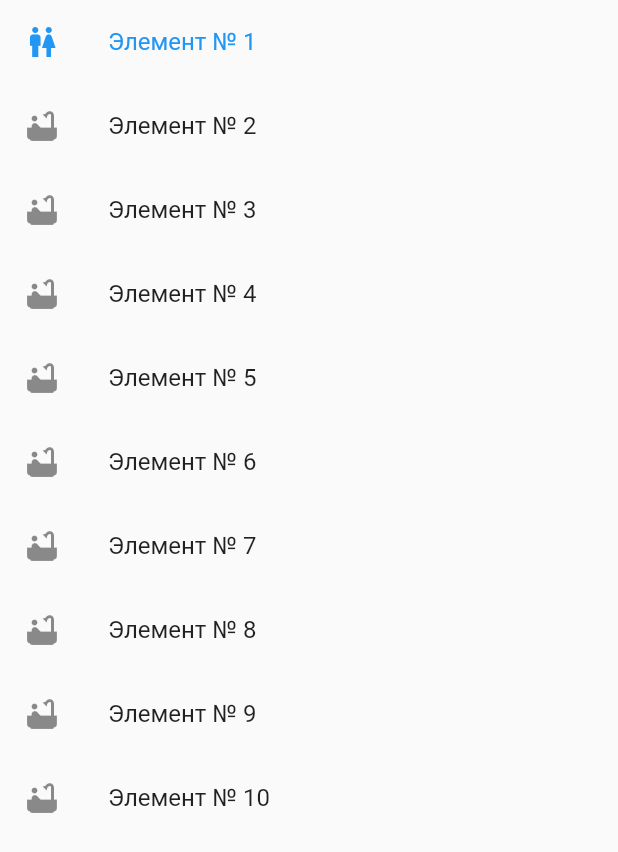
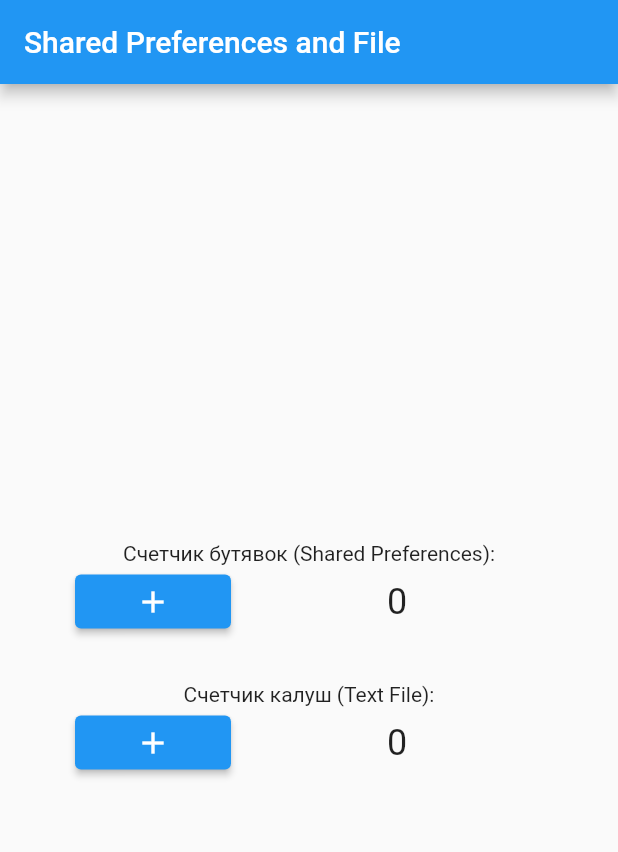
Before and after one commit to YriiBlackMsk/pizza-1, a Flutter app: the screen it shows after launch, on a phone screen of 412 x 824 dp. Shown: the top 852 px of the screen. Run offline on Flutter 3.47's test engine with Material 2 defaults, Android fonts, the phone set to English and light mode, and no system bars; our stand-ins replace shared_preferences, syncfusion_flutter_sliders; missing offline and left inert: sliding_switch.

Commit message:
Case 3.1 Ready

```diff
--- /dev/null
+++ b/lib/case-3-1-datasave.dart
@@ -0,0 +1,158 @@
+import 'dart:async';
+import 'package:flutter/material.dart';
+import 'package:shared_preferences/shared_preferences.dart';
+import 'package:path_provider/path_provider.dart';
+import 'dart:io';
+
+class MyDataApp extends StatelessWidget {
+  const MyDataApp({Key? key}) : super(key: key);
+
+  static const String myTitle = "Shared Preferences and File";
+
+  @override
+  Widget build(BuildContext context) {
+    return MaterialApp(
+      title: myTitle,
+      home: Scaffold(
+        body: MyStatefulDataWidget(title: myTitle, storage: CounterStorage()),
+      ),
+    );
+  }
+}
+
+class CounterStorage {
+  Future<String> get _localPath async {
+    final directory = await getApplicationDocumentsDirectory();
+    return directory.path;
+  }
+
+ Future<File> get _localFile async {
+    final path = await _localPath;
+    return File('$path/counter.txt');
+ }
+
+ Future<int> readCounter() async {
+    try{
+      final file = await _localFile;
+      final contents = await file.readAsString();
+      return int.parse(contents);
+    } catch(e) {
+      return 0;
+    }
+ }
+
+ Future<File> writeCounter(int counter) async {
+    final file = await _localFile;
+    return file.writeAsString('$counter');
+ }
+}
+
+class MyStatefulDataWidget extends StatefulWidget {
+  const MyStatefulDataWidget({Key? key, required this.title, required this.storage}) : super(key: key);
+
+  final String title;
+  final CounterStorage storage;
+
+  @override
+  _MyStatefulDataWidgetState createState() => _MyStatefulDataWidgetState();
+}
+
+class _MyStatefulDataWidgetState extends State<MyStatefulDataWidget> {
+  int _counter = 0; //Shared preferences counter
+  int _counter2 = 0; //File counter
+
+  @override
+  void initState() {
+    super.initState();
+    _loadCounter();
+    widget.storage.readCounter().then((int value) {
+      setState(() {
+        _counter2 = value;
+      });
+    });
+  }
+
+  void _loadCounter() async {
+    final prefs = await SharedPreferences.getInstance();
+    setState(() {
+      _counter = (prefs.getInt('counter') ?? 0);
+    });
+  }
+
+  void _incrementCounter() async {
+    final prefs = await SharedPreferences.getInstance();
+    setState(() {
+      _counter = (prefs.getInt('counter') ?? 0)+1;
+      prefs.setInt('counter', _counter);
+    });
+  }
+
+  Future<File> _incrementCounter2() {
+    setState(() {
+      _counter2++;
+    });
+    return widget.storage.writeCounter(_counter2);
+  }
+
+  @override
+  Widget build(BuildContext context) {
+    return Scaffold(
+      appBar: AppBar(
+        title: Text(widget.title),
+      ),
+      body: Container(
+        padding: const EdgeInsets.all(50),
+        child: Center(
+          child: Column(
+            mainAxisAlignment: MainAxisAlignment.center,
+            children: [
+              const Text("Счетчик бутявок (Shared Preferences):"),
+              Row(
+
+                children: [
+                  Expanded(
+                    flex: 1,
+                    child: ElevatedButton(
+                        onPressed: _incrementCounter,
+                        child: const Icon(Icons.add)
+                    ),
+                  ),
+                  const Expanded(
+                    flex: 1,
+                    child: SizedBox(),
+                  ),
+                  Expanded(
+                    flex: 1,
+                      child: Text('$_counter', style: Theme.of(context).textTheme.headline5)),
+                ],
+              ),
+              const SizedBox(
+                height: 30,
+              ),
+              const Text("Счетчик калуш (Text File):"),
+              Row(
+                children: [
+                  Expanded(
+                    flex: 1,
+                    child: ElevatedButton(
+                        onPressed: _incrementCounter2,
+                        child: const Icon(Icons.add)
+                    ),
+                  ),
+                  const Expanded(
+                    flex: 1,
+                    child: SizedBox(),
+                  ),
+                  Expanded(
+                      flex: 1,
+                      child: Text('$_counter2', style: Theme.of(context).textTheme.headline5)),
+
+                ],
+              ),
+            ],
+          ),
+        ),
+      ),
+    );
+  }
+}
--- a/lib/main.dart
+++ b/lib/main.dart
@@ -2,11 +2,13 @@ import 'package:flutter/material.dart';
 import 'package:pizza/case-2-2-pizza.dart';
 import 'package:pizza/case-2-3-navigation.dart';
 import 'case-2-5-listview.dart';
+import 'case-3-1-datasave.dart';
 
 
 void main() {
   //Чтобы запустить case-2-2-pizza - используйте конструктор MyApp
   //Чтобы запустить case-2-3-navigation - используйте конструктор NavigationDrawerScreen
   //Чтобы запустить case-2-5-listview - используйте конструктор MyListApp
-  runApp(const MyListApp());
+  //Чтобы запустить case-3-1-listview - используйте конструктор MyDataApp
+  runApp(const MyDataApp());
 }
--- a/pubspec.yaml
+++ b/pubspec.yaml
@@ -31,6 +31,8 @@ dependencies:
     sdk: flutter
   sliding_switch: ^1.0.0
   syncfusion_flutter_sliders: ^19.4.40
+  shared_preferences: ^2.0.11
+  path_provider: ^2.0.8
 
   # The following adds the Cupertino Icons font to your application.
   # Use with the CupertinoIcons class for iOS style icons.
```
Also changed, not shown: pubspec.lock.
